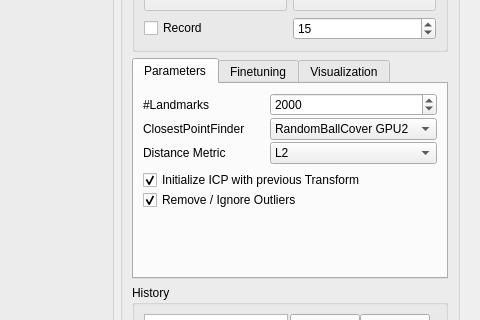
Above: master/seminar/StitchingWidget.ui from anygo/uniprojectsdn before the change; both pictures show x 499 to 979 and y 105 to 425 of the 979 by 736 pixel window. Below: the same form after it.
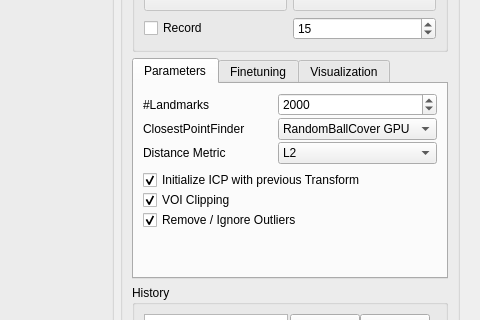
That is the form after the change. Custom widgets are drawn as their Qt base class.

Commit message: += checkbox for VOI clipping (on/off) += cuda code: kernel calls heavily optimized -> speedup up to 10x

Patch:
```diff
--- a/master/seminar/StitchingWidget.ui
+++ b/master/seminar/StitchingWidget.ui
@@ -7,7 +7,7 @@
     <x>0</x>
     <y>0</y>
     <width>979</width>
-    <height>657</height>
+    <height>676</height>
    </rect>
   </property>
   <property name="windowTitle">
@@ -232,7 +232,7 @@
                  </item>
                  <item>
                   <property name="text">
-                   <string>RandomBallCover GPU2</string>
+                   <string>RandomBallCover GPU</string>
                   </property>
                  </item>
                 </widget>
@@ -283,6 +283,16 @@
                  </property>
                 </widget>
                </item>
+               <item>
+                <widget class="QCheckBox" name="m_CheckBoxVOIClipping">
+                 <property name="text">
+                  <string>VOI Clipping</string>
+                 </property>
+                 <property name="checked">
+                  <bool>true</bool>
+                 </property>
+                </widget>
+               </item>
                <item>
                 <widget class="QCheckBox" name="m_CheckBoxRemoveOutliers">
                  <property name="text">
```
Left out of the diff: 20 changed lines with no effect on the pictures. The commit also changes 5 other files.
